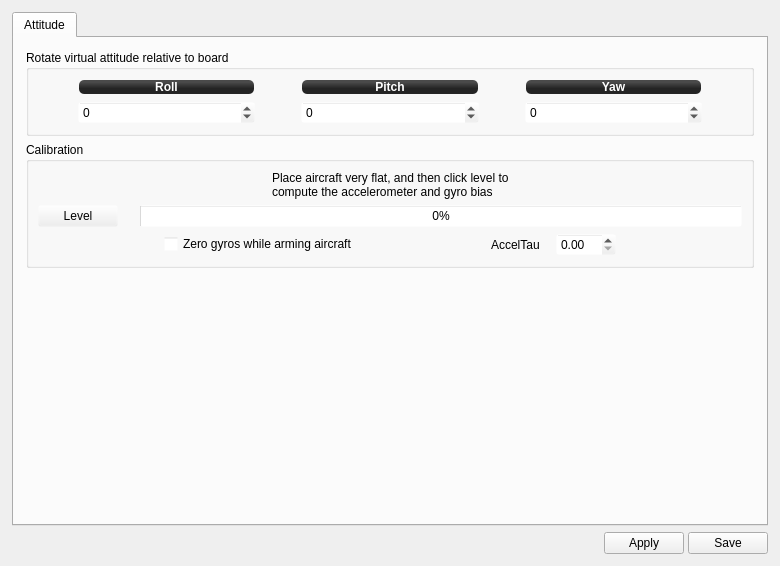
This is ground/openpilotgcs/src/plugins/config/ccattitude.ui in openpilot/OpenPilot as Qt 5 draws it before an edit. The edited form follows.
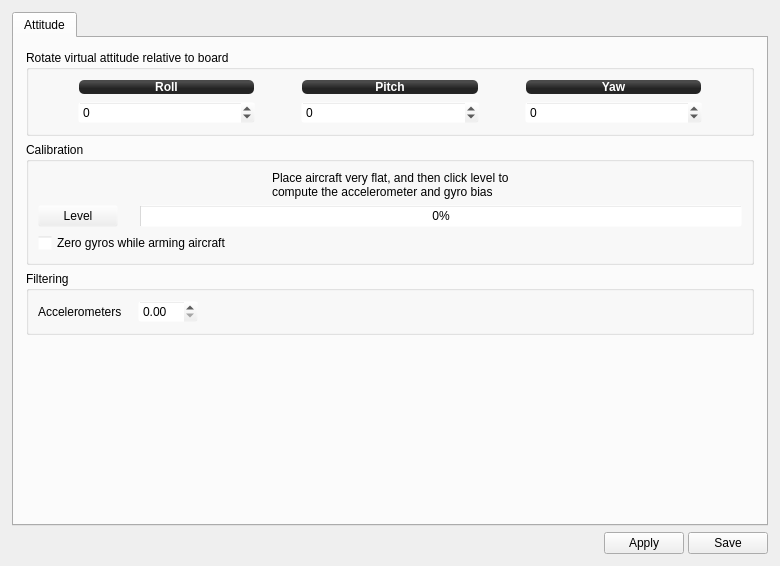
This is the edited form. Icons and pictures are not drawn.

Commit message: OP-989 Changed layout for CC/CC3D Attitude configuration page. Renamed AccelTau to Accelerometer filtering. Updated tool tips for both CC/CC3D and Revolution pages.

```diff
--- a/ground/openpilotgcs/src/plugins/config/ccattitude.ui
+++ b/ground/openpilotgcs/src/plugins/config/ccattitude.ui
@@ -353,19 +353,6 @@
               </item>
               <item row="2" column="0" colspan="3">
                <layout class="QHBoxLayout" name="horizontalLayout_3">
-                <item>
-                 <spacer name="horizontalSpacer_5">
-                  <property name="orientation">
-                   <enum>Qt::Horizontal</enum>
-                  </property>
-                  <property name="sizeHint" stdset="0">
-                   <size>
-                    <width>40</width>
-                    <height>20</height>
-                   </size>
-                  </property>
-                 </spacer>
-                </item>
                 <item>
                  <widget class="QCheckBox" name="zeroGyroBiasOnArming">
                   <property name="toolTip">
@@ -391,8 +378,17 @@
                   </property>
                  </spacer>
                 </item>
+               </layout>
+              </item>
+             </layout>
+            </widget>
+           </item>
                 <item>
-                 <layout class="QHBoxLayout" name="horizontalLayout_4">
+            <widget class="QGroupBox" name="groupBox_3">
+             <property name="title">
+              <string>Filtering</string>
+             </property>
+             <layout class="QHBoxLayout" name="horizontalLayout_5">
                   <item>
                    <widget class="QLabel" name="label_5">
                     <property name="minimumSize">
@@ -405,7 +401,7 @@
                      <string/>
                     </property>
                     <property name="text">
-                     <string>AccelTau</string>
+                 <string>Accelerometers</string>
                     </property>
                    </widget>
                   </item>
@@ -456,10 +452,8 @@
                     </property>
                    </widget>
                   </item>
-                 </layout>
-                </item>
                 <item>
-                 <spacer name="horizontalSpacer_11">
+               <spacer name="horizontalSpacer_5">
                   <property name="orientation">
                    <enum>Qt::Horizontal</enum>
                   </property>
@@ -470,8 +464,6 @@
                    </size>
                   </property>
                  </spacer>
-                </item>
-               </layout>
               </item>
              </layout>
             </widget>
```
Lines whose indentation alone changed are shown as unchanged. The commit also changes 1 other file.
